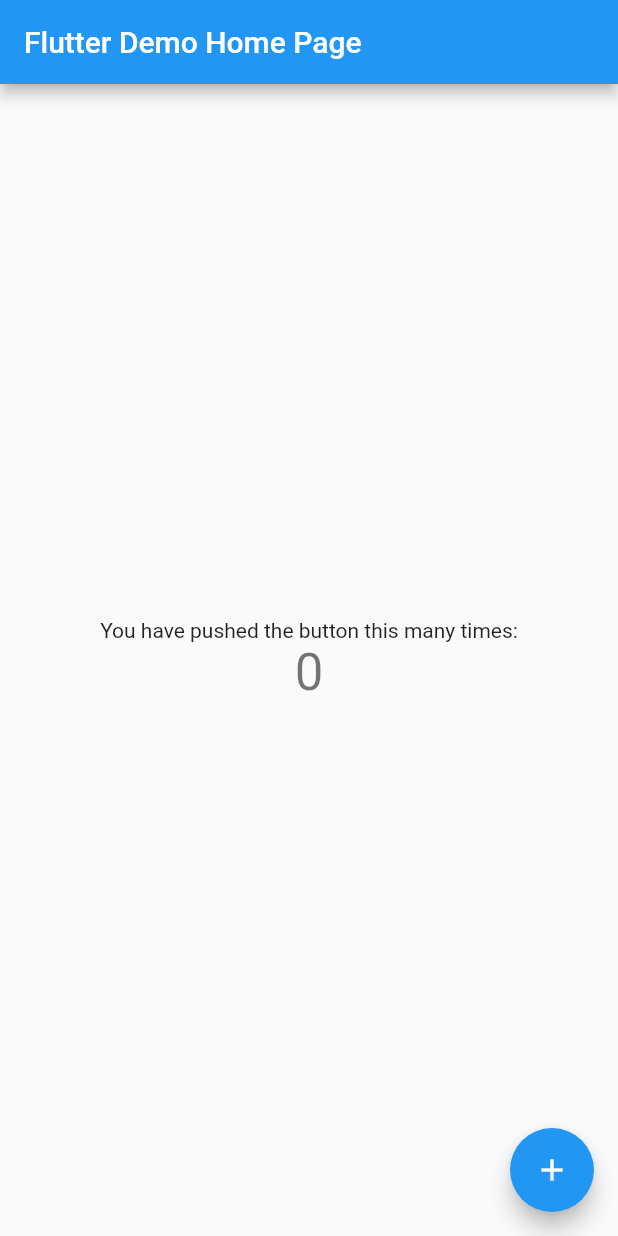
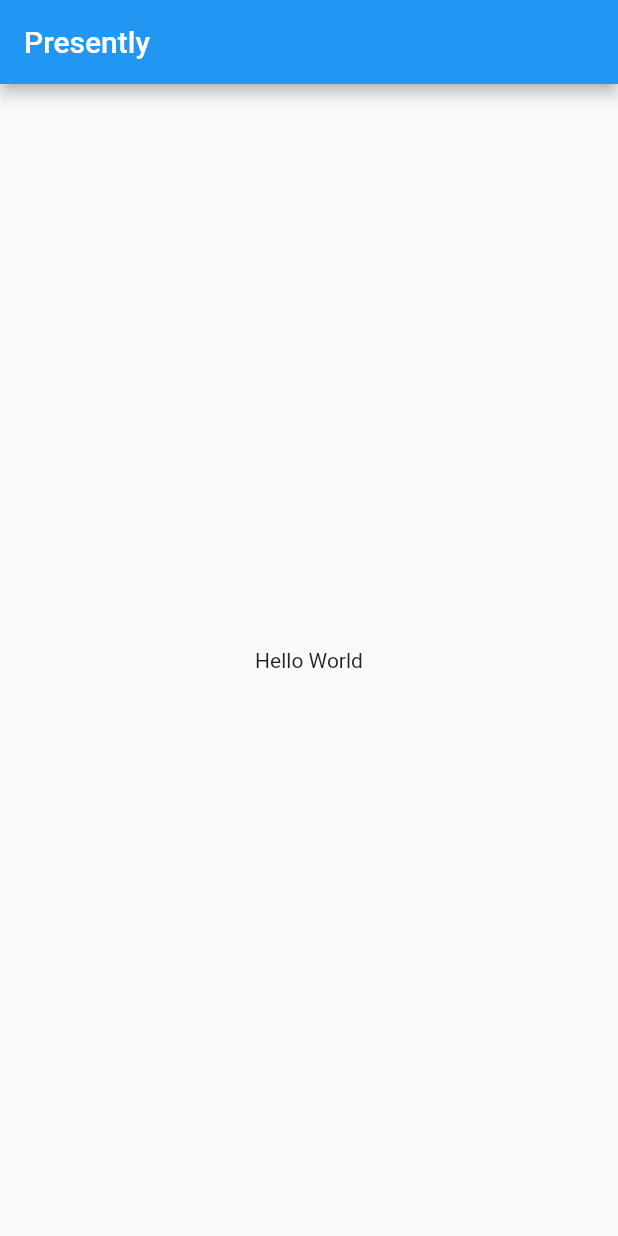
Before and after one commit to present-ly/present-ly-flutter, a Flutter app: the screen it shows after launch, on a phone screen of 412 x 824 dp. Run offline on Flutter 3.47's test engine with Material 2 defaults, Android fonts, the phone set to English and light mode, and no system bars.

Commit message:
Scaffolded Hello World

```diff
--- a/lib/main.dart
+++ b/lib/main.dart
@@ -1,109 +1,16 @@
 import 'package:flutter/material.dart';
+import 'package:presently/routes.dart';
+import 'package:presently/screens/home.dart';
 
-void main() => runApp(MyApp());
+main() => runApp(Presently());
 
-class MyApp extends StatelessWidget {
-  // This widget is the root of your application.
+class Presently extends StatelessWidget {
   @override
   Widget build(BuildContext context) {
     return MaterialApp(
-      title: 'Flutter Demo',
-      theme: ThemeData(
-        // This is the theme of your application.
-        //
-        // Try running your application with "flutter run". You'll see the
-        // application has a blue toolbar. Then, without quitting the app, try
-        // changing the primarySwatch below to Colors.green and then invoke
-        // "hot reload" (press "r" in the console where you ran "flutter run",
-        // or press Run > Flutter Hot Reload in IntelliJ). Notice that the
-        // counter didn't reset back to zero; the application is not restarted.
-        primarySwatch: Colors.blue,
-      ),
-      home: MyHomePage(title: 'Flutter Demo Home Page'),
+      title: "Presently",
+      routes: routes,
+      home: HomeScreen(),
     );
   }
 }
-
-class MyHomePage extends StatefulWidget {
-  MyHomePage({Key key, this.title}) : super(key: key);
-
-  // This widget is the home page of your application. It is stateful, meaning
-  // that it has a State object (defined below) that contains fields that affect
-  // how it looks.
-
-  // This class is the configuration for the state. It holds the values (in this
-  // case the title) provided by the parent (in this case the App widget) and
-  // used by the build method of the State. Fields in a Widget subclass are
-  // always marked "final".
-
-  final String title;
-
-  @override
-  _MyHomePageState createState() => _MyHomePageState();
-}
-
-class _MyHomePageState extends State<MyHomePage> {
-  int _counter = 0;
-
-  void _incrementCounter() {
-    setState(() {
-      // This call to setState tells the Flutter framework that something has
-      // changed in this State, which causes it to rerun the build method below
-      // so that the display can reflect the updated values. If we changed
-      // _counter without calling setState(), then the build method would not be
-      // called again, and so nothing would appear to happen.
-      _counter++;
-    });
-  }
-
-  @override
-  Widget build(BuildContext context) {
-    // This method is rerun every time setState is called, for instance as done
-    // by the _incrementCounter method above.
-    //
-    // The Flutter framework has been optimized to make rerunning build methods
-    // fast, so that you can just rebuild anything that needs updating rather
-    // than having to individually change instances of widgets.
-    return Scaffold(
-      appBar: AppBar(
-        // Here we take the value from the MyHomePage object that was created by
-        // the App.build method, and use it to set our appbar title.
-        title: Text(widget.title),
-      ),
-      body: Center(
-        // Center is a layout widget. It takes a single child and positions it
-        // in the middle of the parent.
-        child: Column(
-          // Column is also layout widget. It takes a list of children and
-          // arranges them vertically. By default, it sizes itself to fit its
-          // children horizontally, and tries to be as tall as its parent.
-          //
-          // Invoke "debug paint" (press "p" in the console where you ran
-          // "flutter run", or select "Toggle Debug Paint" from the Flutter tool
-          // window in IntelliJ) to see the wireframe for each widget.
-          //
-          // Column has various properties to control how it sizes itself and
-          // how it positions its children. Here we use mainAxisAlignment to
-          // center the children vertically; the main axis here is the vertical
-          // axis because Columns are vertical (the cross axis would be
-          // horizontal).
-          mainAxisAlignment: MainAxisAlignment.center,
-          children: <Widget>[
-            Text(
-              'You have pushed the button this many times:',
-            ),
-            Text(
-              '$_counter',
-              style: Theme.of(context).textTheme.display1,
-            ),
-          ],
-        ),
-      ),
-      floatingActionButton: FloatingActionButton(
-        onPressed: _incrementCounter,
-        tooltip: 'Increment',
-        child: Icon(Icons.add),
-      ), // This trailing comma makes auto-formatting nicer for build methods.
-    );
-  }
-}
--- /dev/null
+++ b/lib/routes.dart
@@ -0,0 +1,7 @@
+
+import 'package:flutter/material.dart';
+import 'package:presently/screens/home.dart';
+
+var routes = <String, WidgetBuilder> {
+  'home': (BuildContext context) => HomeScreen()
+};
--- /dev/null
+++ b/lib/screens/home.dart
@@ -0,0 +1,15 @@
+import 'package:flutter/material.dart';
+
+class HomeScreen extends StatelessWidget {
+  @override
+  Widget build(BuildContext context) {
+    return Scaffold(
+        appBar: AppBar(
+          title: Text("Presently"),
+        ),
+      body: Center(
+        child: Text("Hello World"),
+      ),
+    );
+  }
+}
```
Also changed, not shown: 3 other files.
